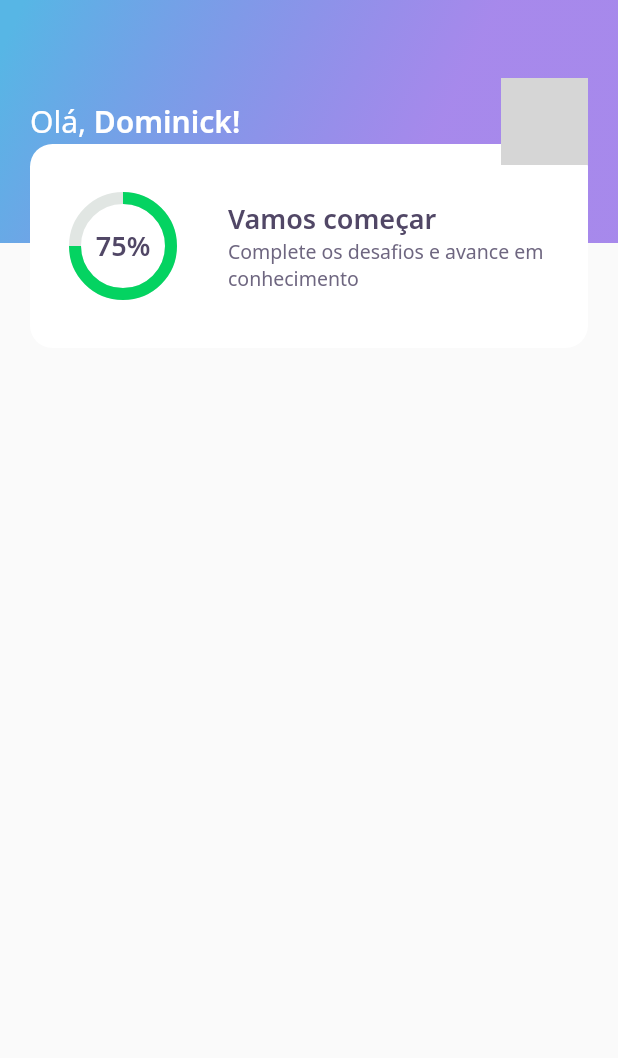
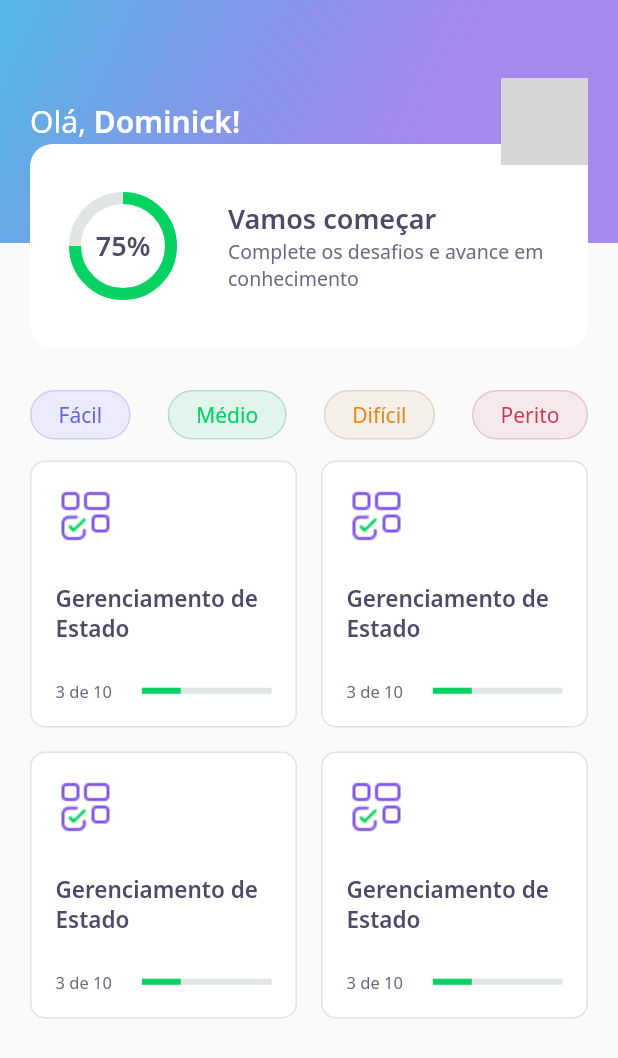
Before and after one commit to dominickbrasileiro/devquiz, a Flutter app: the HomePage screen opened directly, on a phone screen of 412 x 824 dp. Shown: the top 1058 px of the screen. Run offline on Flutter 3.47's test engine with Material 2 defaults, Android fonts, the phone set to English and light mode, and no system bars; our stand-ins replace google_fonts; network calls fail; grey boxes are pictures that could not be loaded.

Commit message:
Aula 02 - Maximum Speed

```diff
--- /dev/null
+++ b/lib/common/widgets/progress_indicator/progress_indicator_widget.dart
@@ -0,0 +1,20 @@
+import 'package:devquiz/core/core.dart';
+import 'package:flutter/material.dart';
+
+class ProgressIndicatorWidget extends StatelessWidget {
+  final double value;
+
+  const ProgressIndicatorWidget({
+    Key? key,
+    required this.value,
+  }) : super(key: key);
+
+  @override
+  Widget build(BuildContext context) {
+    return LinearProgressIndicator(
+      backgroundColor: AppColors.chartSecondary,
+      valueColor: AlwaysStoppedAnimation(AppColors.chartPrimary),
+      value: value,
+    );
+  }
+}
--- a/lib/core/app_widget.dart
+++ b/lib/core/app_widget.dart
@@ -1,4 +1,5 @@
-import 'package:devquiz/home/home_page.dart';
+import 'package:devquiz/challenge/challenge_page.dart';
+// import 'package:devquiz/home/home_page.dart';
 // import 'package:devquiz/splash/splash_page.dart';
 import 'package:flutter/material.dart';
 
@@ -7,7 +8,8 @@ class AppWidget extends StatelessWidget {
   Widget build(BuildContext context) {
     return MaterialApp(
       title: "DevQuiz",
-      home: HomePage(),
+      home: ChallengePage(),
+      debugShowCheckedModeBanner: false,
     );
   }
 }
--- a/lib/home/home_page.dart
+++ b/lib/home/home_page.dart
@@ -1,4 +1,6 @@
 import 'package:devquiz/home/widgets/app_bar/app_bar_widget.dart';
+import 'package:devquiz/home/widgets/level_button/level_button_widget.dart';
+import 'package:devquiz/home/widgets/quiz_card/quiz_card_widget.dart';
 import 'package:flutter/material.dart';
 
 class HomePage extends StatefulWidget {
@@ -11,6 +13,45 @@ class _HomePageState extends State<HomePage> {
   Widget build(BuildContext context) {
     return Scaffold(
       appBar: AppBarWidget(),
+      body: Padding(
+        padding: EdgeInsets.symmetric(horizontal: 20),
+        child: Column(
+          children: [
+            SizedBox(height: 60),
+            Row(
+              mainAxisAlignment: MainAxisAlignment.spaceBetween,
+              children: [
+                LevelButtonWidget(
+                  label: 'Fácil',
+                ),
+                LevelButtonWidget(
+                  label: 'Médio',
+                ),
+                LevelButtonWidget(
+                  label: 'Difícil',
+                ),
+                LevelButtonWidget(
+                  label: 'Perito',
+                ),
+              ],
+            ),
+            SizedBox(height: 14),
+            Expanded(
+              child: GridView.count(
+                crossAxisCount: 2,
+                mainAxisSpacing: 16,
+                crossAxisSpacing: 16,
+                children: [
+                  QuizCardWidget(),
+                  QuizCardWidget(),
+                  QuizCardWidget(),
+                  QuizCardWidget(),
+                ],
+              ),
+            )
+          ],
+        ),
+      ),
     );
   }
 }
--- /dev/null
+++ b/lib/home/widgets/level_button/level_button_widget.dart
@@ -0,0 +1,66 @@
+import 'package:devquiz/core/core.dart';
+import 'package:flutter/material.dart';
+import 'package:google_fonts/google_fonts.dart';
+
+class LevelButtonWidget extends StatelessWidget {
+  final String label;
+
+  LevelButtonWidget({
+    Key? key,
+    required this.label,
+  })  : assert(['Fácil', 'Médio', 'Difícil', 'Perito'].contains(label)),
+        super(key: key);
+
+  final config = {
+    'Fácil': {
+      'color': AppColors.levelButtonFacil,
+      'borderColor': AppColors.levelButtonBorderFacil,
+      'textColor': AppColors.levelButtonTextFacil,
+    },
+    'Médio': {
+      'color': AppColors.levelButtonMedio,
+      'borderColor': AppColors.levelButtonBorderMedio,
+      'textColor': AppColors.levelButtonTextMedio,
+    },
+    'Difícil': {
+      'color': AppColors.levelButtonDificil,
+      'borderColor': AppColors.levelButtonBorderDificil,
+      'textColor': AppColors.levelButtonTextDificil,
+    },
+    'Perito': {
+      'color': AppColors.levelButtonPerito,
+      'borderColor': AppColors.levelButtonBorderPerito,
+      'textColor': AppColors.levelButtonTextPerito,
+    },
+  };
+
+  Color get color => config[label]!['color']!;
+  Color get borderColor => config[label]!['borderColor']!;
+  Color get textColor => config[label]!['textColor']!;
+
+  @override
+  Widget build(BuildContext context) {
+    return Container(
+      decoration: BoxDecoration(
+        borderRadius: BorderRadius.circular(28),
+        color: color,
+        border: Border.fromBorderSide(
+          BorderSide(color: borderColor),
+        ),
+      ),
+      child: Padding(
+        padding: EdgeInsets.symmetric(
+          horizontal: 18,
+          vertical: 6,
+        ),
+        child: Text(
+          label,
+          style: GoogleFonts.notoSans(
+            color: textColor,
+            fontSize: 14,
+          ),
+        ),
+      ),
+    );
+  }
+}
--- /dev/null
+++ b/lib/home/widgets/quiz_card/quiz_card_widget.dart
@@ -0,0 +1,51 @@
+import 'package:devquiz/common/widgets/progress_indicator/progress_indicator_widget.dart';
+import 'package:devquiz/core/core.dart';
+import 'package:flutter/material.dart';
+
+class QuizCardWidget extends StatelessWidget {
+  @override
+  Widget build(BuildContext context) {
+    return Container(
+      padding: EdgeInsets.all(16),
+      decoration: BoxDecoration(
+        color: AppColors.white,
+        borderRadius: BorderRadius.circular(10),
+        border: Border.fromBorderSide(
+          BorderSide(
+            color: AppColors.border,
+          ),
+        ),
+      ),
+      child: Column(
+        crossAxisAlignment: CrossAxisAlignment.start,
+        mainAxisAlignment: MainAxisAlignment.spaceBetween,
+        children: [
+          Container(
+            width: 40,
+            height: 40,
+            child: Image.asset(AppImages.blocks),
+          ),
+          Text(
+            'Gerenciamento de Estado',
+            style: AppTextStyles.heading15,
+          ),
+          Row(
+            children: [
+              Expanded(
+                flex: 2,
+                child: Text(
+                  '3 de 10',
+                  style: AppTextStyles.body11,
+                ),
+              ),
+              Expanded(
+                flex: 3,
+                child: ProgressIndicatorWidget(value: 0.3),
+              ),
+            ],
+          ),
+        ],
+      ),
+    );
+  }
+}
```
Also changed, not shown: lib/challenge/challenge_page.dart (added, +26 -0 lines), lib/challenge/widgets/answer/answer_widget.dart (added, +75 -0 lines), lib/challenge/widgets/question_indicator/question_indicator_widget.dart (added, +32 -0 lines), lib/challenge/widgets/quiz/quiz_widget.dart (added, +47 -0 lines).
